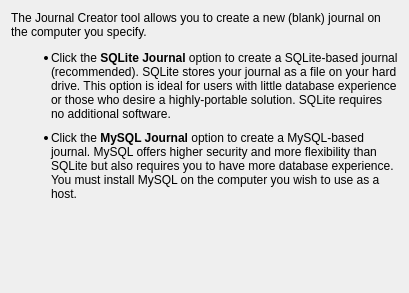
Before: the Qt Designer form ui/journalcreatorcoverpage.ui in pwizard2/robojournal, drawn with Qt 5.
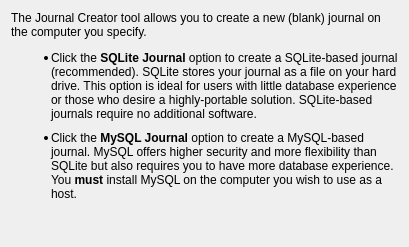
After: the same form once the commit is applied.

Diff of the .ui file:
```diff
--- a/ui/journalcreatorcoverpage.ui
+++ b/ui/journalcreatorcoverpage.ui
@@ -7,7 +7,7 @@
     <x>0</x>
     <y>0</y>
     <width>409</width>
-    <height>293</height>
+    <height>247</height>
    </rect>
   </property>
   <property name="windowTitle">
@@ -17,7 +17,7 @@
    <item>
     <widget class="QLabel" name="label">
      <property name="text">
-      <string>&lt;html&gt;&lt;head/&gt;&lt;body&gt;&lt;p&gt;The Journal Creator tool allows you to create a new (blank) journal on the computer you specify.&lt;/p&gt;&lt;ul style=&quot;margin-top: 0px; margin-bottom: 0px; margin-left: 0px; margin-right: 0px; -qt-list-indent: 1;&quot;&gt;&lt;li style=&quot; margin-top:12px; margin-bottom:10px; margin-left:0px; margin-right:0px; -qt-block-indent:0; text-indent:0px;&quot;&gt;Click the &lt;span style=&quot; font-weight:600;&quot;&gt;SQLite Journal&lt;/span&gt; option to create a SQLite-based journal (recommended). SQLite stores your journal as a file on your hard drive. This option is ideal for users with little database experience or those who desire a highly-portable solution. SQLite requires no additional software.&lt;/li&gt;&lt;li style=&quot; margin-top:0px; margin-bottom:12px; margin-left:0px; margin-right:0px; -qt-block-indent:0; text-indent:0px;&quot;&gt;Click the &lt;span style=&quot; font-weight:600;&quot;&gt;MySQL Journal&lt;/span&gt; option to create a MySQL-based journal. MySQL offers higher security and more flexibility than SQLite but also requires you to have more database experience. You must install MySQL on the computer you wish to use as a host.&lt;/li&gt;&lt;/ul&gt;&lt;/body&gt;&lt;/html&gt;</string>
+      <string>&lt;html&gt;&lt;head/&gt;&lt;body&gt;&lt;p&gt;The Journal Creator tool allows you to create a new (blank) journal on the computer you specify.&lt;/p&gt;&lt;ul style=&quot;margin-top: 0px; margin-bottom: 0px; margin-left: 0px; margin-right: 0px; -qt-list-indent: 1; &quot;&gt;&lt;li style=&quot; margin-top:12px; margin-bottom:10px; margin-left:0px; margin-right:0px; -qt-block-indent:0; text-indent:0px;&quot;&gt;Click the &lt;span style=&quot; font-weight:600;&quot;&gt;SQLite Journal&lt;/span&gt; option to create a SQLite-based journal (recommended). SQLite stores your journal as a file on your hard drive. This option is ideal for users with little database experience or those who desire a highly-portable solution. SQLite-based journals require no additional software.&lt;/li&gt;&lt;li style=&quot; margin-top:0px; margin-bottom:12px; margin-left:0px; margin-right:0px; -qt-block-indent:0; text-indent:0px; &quot;&gt;Click the &lt;span style=&quot; font-weight:600;&quot;&gt;MySQL Journal&lt;/span&gt; option to create a MySQL-based journal. MySQL offers higher security and more flexibility than SQLite but also requires you to have more database experience. You &lt;span style=&quot; font-weight:600;&quot;&gt;must&lt;/span&gt; install MySQL on the computer you wish to use as a host.&lt;/li&gt;&lt;/ul&gt;&lt;/body&gt;&lt;/html&gt;</string>
      </property>
      <property name="wordWrap">
       <bool>true</bool>
```
